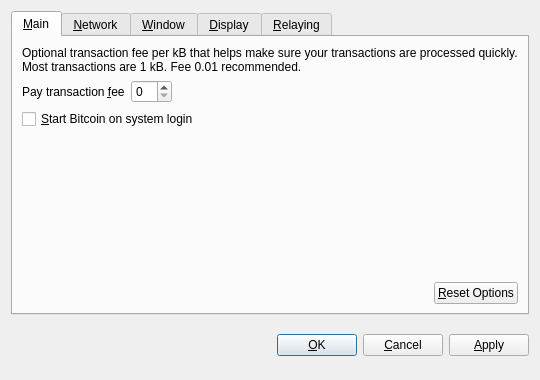
Above: src/qt/forms/optionsdialog.ui from jonls/bitcoin before the change. Below: the same form after it.
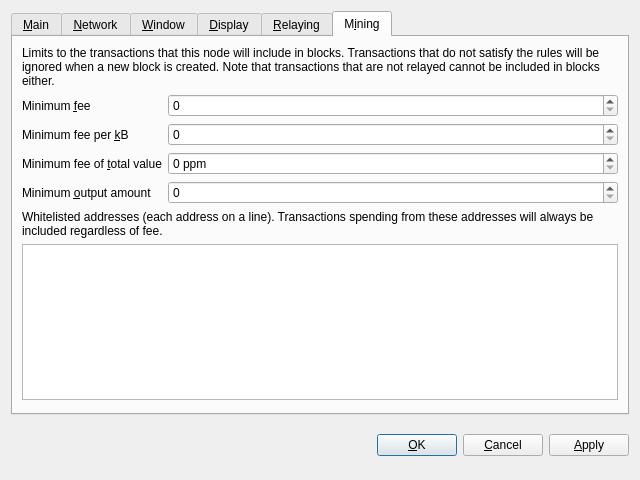
That is the form after the change. The open tabs and pages were chosen to show the change. Custom widgets are drawn as their Qt base class.

Commit message:
Allow more options for filtering of transactions included in blocks.
The options are controlled through a new "Mining" pane in the options box.
Add core logic for filtering transaction inclusion in blocks in CreateNewBlock().
Add filtering by minimum fee; min. fee pr. kB; min. fee of total transaction value; and minimum output.
Add fee whitelisting in CreateNewBlock() allowing transactions with all inputs from whitelisted addresses to not require any fees.

Patch:
```diff
--- a/src/qt/forms/optionsdialog.ui
+++ b/src/qt/forms/optionsdialog.ui
@@ -6,8 +6,8 @@
    <rect>
     <x>0</x>
     <y>0</y>
-    <width>540</width>
-    <height>380</height>
+    <width>640</width>
+    <height>480</height>
    </rect>
   </property>
   <property name="windowTitle">
@@ -457,6 +457,149 @@
        </item>
       </layout>
      </widget>
+     <widget class="QWidget" name="tabMining">
+      <attribute name="title">
+       <string>M&amp;ining</string>
+      </attribute>
+      <layout class="QVBoxLayout" name="verticalLayout_Mining">
+       <item>
+        <widget class="QLabel" name="miningInfoLabel">
+         <property name="text">
+          <string>Limits to the transactions that this node will include in blocks. Transactions that do not satisfy the rules will be ignored when a new block is created. Note that transactions that are not relayed cannot be included in blocks either.</string>
+         </property>
+         <property name="textFormat">
+          <enum>Qt::PlainText</enum>
+         </property>
+         <property name="wordWrap">
+          <bool>true</bool>
+         </property>
+        </widget>
+       </item>
+       <item>
+        <layout class="QFormLayout" name="formLayout_1_Mining">
+         <item row="0" column="0">
+          <widget class="QLabel" name="miningMinFeeLabel">
+           <property name="text">
+            <string>Minimum &amp;fee</string>
+           </property>
+           <property name="textFormat">
+            <enum>Qt::PlainText</enum>
+           </property>
+           <property name="buddy">
+            <cstring>miningMinFee</cstring>
+           </property>
+          </widget>
+         </item>
+         <item row="0" column="1">
+          <widget class="BitcoinAmountField" name="miningMinFee"/>
+         </item>
+         <item row="1" column="0">
+          <widget class="QLabel" name="miningMinFeePerKBLabel">
+           <property name="text">
+            <string>Minimum fee per &amp;kB</string>
+           </property>
+           <property name="textFormat">
+            <enum>Qt::PlainText</enum>
+           </property>
+           <property name="buddy">
+            <cstring>miningMinFeePerKB</cstring>
+           </property>
+          </widget>
+         </item>
+         <item row="1" column="1">
+          <widget class="BitcoinAmountField" name="miningMinFeePerKB"/>
+         </item>
+         <item row="2" column="0">
+          <widget class="QLabel" name="miningMinFeeOfValueLabel">
+           <property name="text">
+            <string>Minimum fee of &amp;total value</string>
+           </property>
+           <property name="textFormat">
+            <enum>Qt::PlainText</enum>
+           </property>
+           <property name="buddy">
+            <cstring>miningMinFeeOfValue</cstring>
+           </property>
+          </widget>
+         </item>
+         <item row="2" column="1">
+           <widget class="QSpinBox" name="miningMinFeeOfValue">
+             <property name="minimum">
+               <number>0</number>
+             </property>
+             <property name="maximum">
+               <number>1000000</number>
+             </property>
+             <property name="singleStep">
+               <number>1</number>
+             </property>
+             <property name="suffix">
+               <string> ppm</string>
+             </property>
+             <property name="toolTip">
+               <string>Minimum fee as millionths of total output</string>
+             </property>
+           </widget>
+         </item>
+         <item row="3" column="0">
+          <widget class="QLabel" name="miningMinOutputLabel">
+           <property name="text">
+            <string>Minimum &amp;output amount</string>
+           </property>
+           <property name="textFormat">
+            <enum>Qt::PlainText</enum>
+           </property>
+           <property name="buddy">
+            <cstring>miningMinOutput</cstring>
+           </property>
+          </widget>
+         </item>
+         <item row="3" column="1">
+          <widget class="BitcoinAmountField" name="miningMinOutput"/>
+         </item>
+        </layout>
+       </item>
+       <item>
+        <widget class="QLabel" name="miningWhitelistAddressesInfoLabel">
+         <property name="text">
+          <string>Whitelisted addresses (each address on a line). Transactions spending from these addresses will always be included regardless of fee.</string>
+         </property>
+         <property name="textFormat">
+          <enum>Qt::PlainText</enum>
+         </property>
+         <property name="wordWrap">
+          <bool>true</bool>
+         </property>
+        </widget>
+       </item>
+       <item>
+        <widget class="QPlainTextEdit" name="miningWhitelistAddresses">
+         <property name="maximumSize">
+          <size>
+           <width>16777215</width>
+           <height>16777215</height>
+          </size>
+         </property>
+         <property name="toolTip">
+          <string>Bitcoin addresses to always include in blocks.</string>
+         </property>
+        </widget>
+       </item>
+       <item>
+        <spacer name="verticalSpacer_Mining">
+         <property name="orientation">
+          <enum>Qt::Vertical</enum>
+         </property>
+         <property name="sizeHint" stdset="0">
+          <size>
+           <width>20</width>
+           <height>40</height>
+          </size>
+         </property>
+        </spacer>
+       </item>
+      </layout>
+     </widget>
     </widget>
    </item>
    <item>
```
The commit also changes 6 other files.
